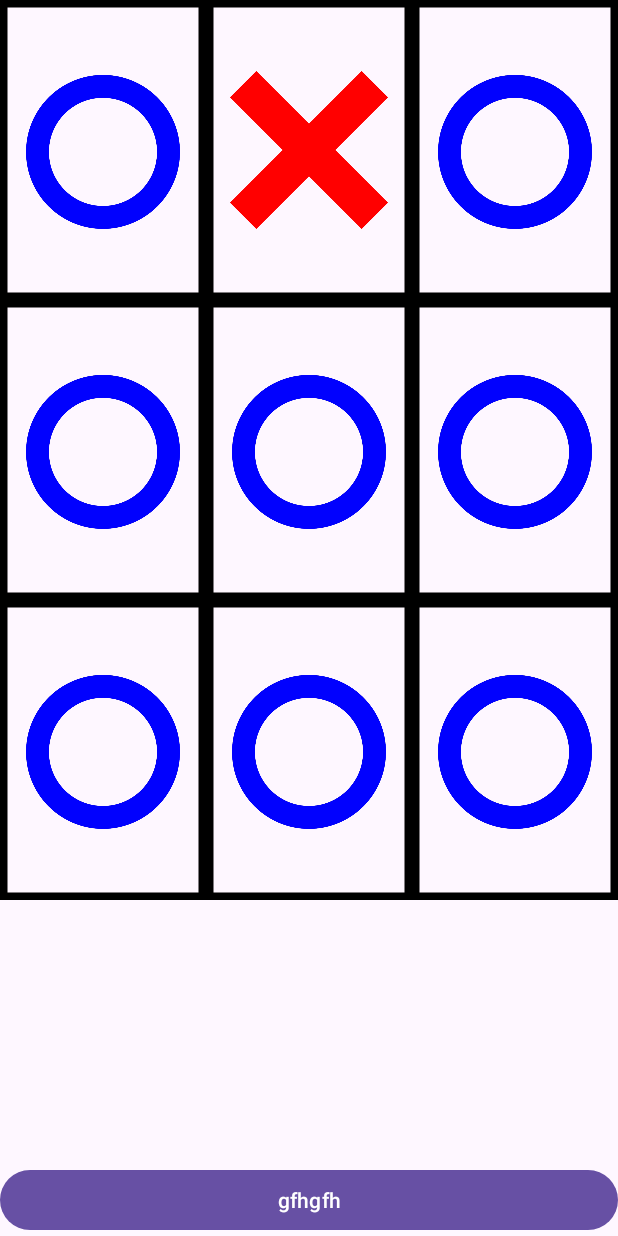
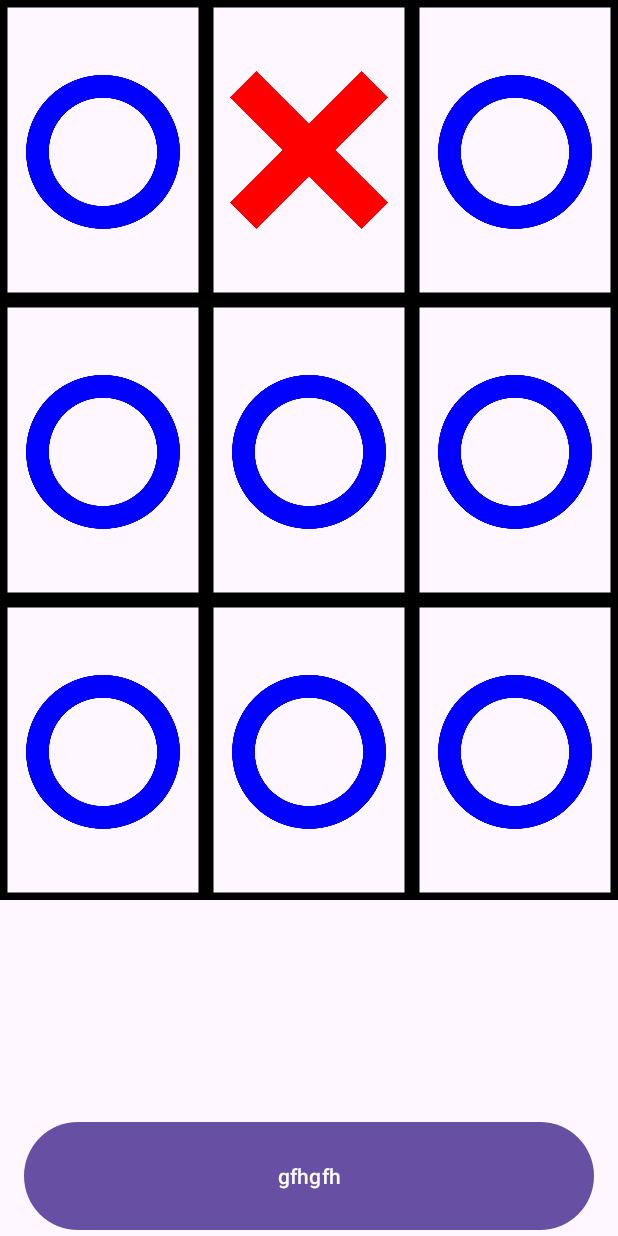
Before and after one commit to RonyL02/android-tic-tac-toe, an Android app: the screen it shows after launch (MainActivity), on a phone screen of 412 x 824 dp. Run offline under Robolectric (Android 15) with nearby library versions, the phone set to English and light mode, and no system bars.

Commit message:
update design of button

```diff
--- a/app/src/main/res/layout/activity_main.xml
+++ b/app/src/main/res/layout/activity_main.xml
@@ -120,10 +120,13 @@
 
     <Button
         android:id="@+id/button"
-        android:layout_width="match_parent"
-        android:layout_height="wrap_content"
-        android:width="20dp"
+        android:layout_width="380dp"
+        android:layout_height="80dp"
         android:text="gfhgfh"
-        app:layout_constraintBottom_toBottomOf="parent" />
+        app:layout_constraintBottom_toBottomOf="parent"
+        app:layout_constraintEnd_toEndOf="parent"
+        app:layout_constraintStart_toStartOf="parent"
+
+        />
 
 </androidx.constraintlayout.widget.ConstraintLayout>
```
